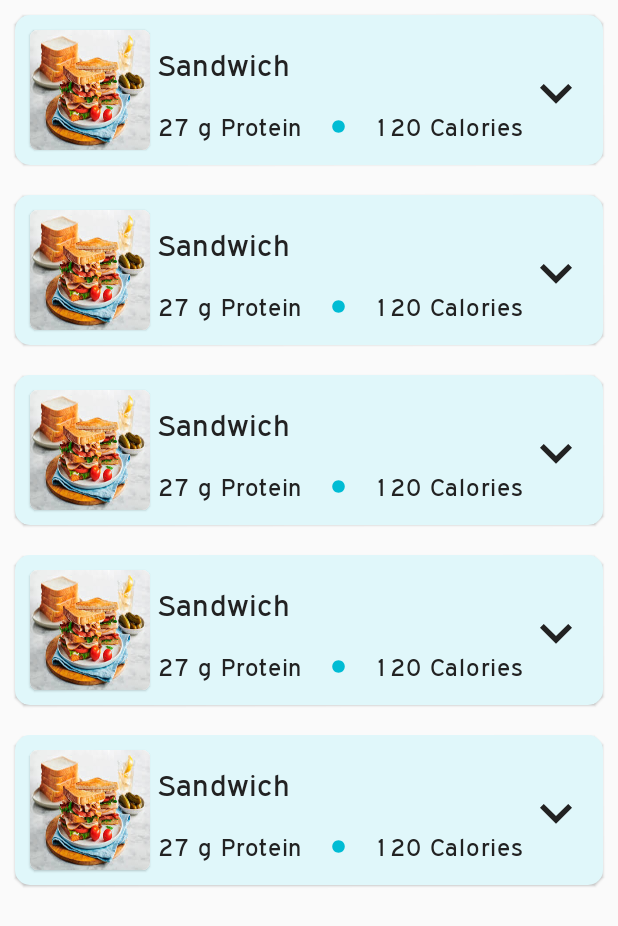
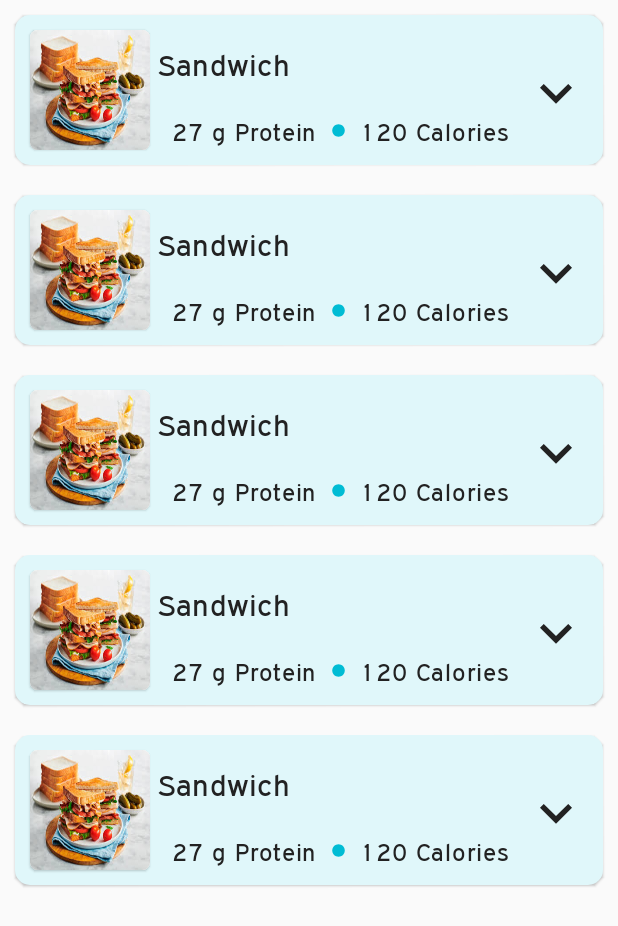
Before and after one commit to daly64/Receplio, an Android app built with Jetpack Compose: the screen it shows after launch (MainActivity), on a phone screen of 412 x 824 dp. Shown: the top 926 px of the screen. Run offline under Robolectric (Android 15) with nearby library versions, the phone set to English and light mode, and no system bars.

Commit message:
new commit : optimisation

```diff
--- a/app/src/main/java/com/example/receplio/components/RecipeCard.kt
+++ b/app/src/main/java/com/example/receplio/components/RecipeCard.kt
@@ -1,75 +1,42 @@
 package com.example.receplio.components
 
-import androidx.compose.foundation.Image
 import androidx.compose.foundation.layout.*
 import androidx.compose.material.Card
-import androidx.compose.material.Icon
-import androidx.compose.material.IconButton
-import androidx.compose.material.Text
 import androidx.compose.runtime.Composable
 import androidx.compose.ui.Modifier
-import androidx.compose.ui.layout.ContentScale
-import androidx.compose.ui.res.painterResource
 import androidx.compose.ui.tooling.preview.Preview
 import androidx.compose.ui.unit.dp
 import com.example.receplio.R
+import com.example.receplio.elements.ArrowButton
+import com.example.receplio.elements.RecipeLabel
 import com.example.receplio.elements.SquareImage
-import com.example.receplio.ui.theme.*
+import com.example.receplio.models.Recipe
+import com.example.receplio.ui.theme.Shapes
+import com.example.receplio.ui.theme.lightMainColor
 
+
+val recipe = Recipe("Sandwich", "27 g Protein", "120 Calories", R.drawable.sandwich)
+val CardModifier = Modifier
+    .fillMaxWidth()
+    .padding(10.dp)
+    .height(100.dp)
+val RowModifier = Modifier.padding(10.dp)
+val RecipeLabelModifier = Modifier
+    .padding(5.dp, 10.dp, 0.dp, 0.dp)
+    .fillMaxWidth(.85f)
+val IconButtonModifier = Modifier
+    .size(64.dp)
+    .padding(0.dp, 20.dp, 0.dp, 0.dp)
 
 @Composable
 fun RecipeCard() {
+    Card(CardModifier, Shapes.large, lightMainColor)
+    {
+        Row(RowModifier) {
+            SquareImage(recipe.photos, 80.dp)
+            RecipeLabel(recipe, RecipeLabelModifier)
+            ArrowButton()
 
-    Card(
-        modifier = Modifier
-            .fillMaxWidth()
-            .padding(10.dp)
-            .height(100.dp),
-        shape = Shapes.large,
-        backgroundColor = lightMainColor
-    )
-    {
-        Row(modifier = Modifier.padding(10.dp)) {
-            SquareImage(R.drawable.sandwich,80.dp)
-            Column(
-                modifier = Modifier
-                    .padding(5.dp, 10.dp, 0.dp, 0.dp)
-                    .fillMaxWidth(.85f),
-            )
-            {
-                Text(text = "Sandwich", style = Typography.h6)
-                Row(
-                    modifier = Modifier
-                        .padding(0.dp, 20.dp, 0.dp, 0.dp)
-                        .fillMaxSize(),
-                    horizontalArrangement = Arrangement.SpaceBetween
-                ) {
-                    Text(text = "27 g Protein", style = Typography.body1)
-                    Image(
-                        painter =
-                        painterResource(id = R.drawable.dote),
-                        contentDescription = "dote",
-                        contentScale = ContentScale.FillBounds,
-                        modifier = Modifier.padding(0.dp, 5.dp, 0.dp, 0.dp)
-                    )
-                    Text(text = "120 Calories", style = Typography.body1)
-                }
-
-            }
-
-            IconButton(
-                modifier = Modifier
-                    .size(64.dp)
-                    .padding(0.dp, 20.dp, 0.dp, 0.dp),
-                onClick = { }
-            ) {
-                Icon(
-                    painter = painterResource(id = R.drawable.arrow_down),
-                    contentDescription = "arrow down",
-                    Modifier.fillMaxSize(),
-                    tint = blackColor
-                )
-            }
         }
     }
 
--- /dev/null
+++ b/app/src/main/java/com/example/receplio/elements/ArrowButton.kt
@@ -0,0 +1,35 @@
+package com.example.receplio.elements
+
+import androidx.compose.foundation.layout.fillMaxSize
+import androidx.compose.material.Icon
+import androidx.compose.material.IconButton
+import androidx.compose.runtime.Composable
+import androidx.compose.ui.Modifier
+import androidx.compose.ui.graphics.vector.ImageVector
+import androidx.compose.ui.res.vectorResource
+import androidx.compose.ui.tooling.preview.Preview
+import com.example.receplio.R
+import com.example.receplio.components.IconButtonModifier
+import com.example.receplio.ui.theme.blackColor
+
+@Composable
+fun ArrowButton(
+    onClick: () -> Unit = {},
+    tint: androidx.compose.ui.graphics.Color = blackColor
+) {
+    IconButton(modifier = IconButtonModifier, onClick = onClick) {
+        Icon(
+            imageVector = ImageVector
+                .vectorResource(id = R.drawable.arrow_down),
+            contentDescription = null,
+            tint = tint,
+            modifier = Modifier.fillMaxSize()
+        )
+    }
+}
+
+@Preview
+@Composable
+fun ArrowButtonPreview() {
+    ArrowButton()
+}
--- /dev/null
+++ b/app/src/main/java/com/example/receplio/elements/Dote.kt
@@ -0,0 +1,24 @@
+package com.example.receplio.elements
+
+import androidx.compose.material.Icon
+import androidx.compose.runtime.Composable
+import androidx.compose.ui.graphics.vector.ImageVector
+import androidx.compose.ui.res.vectorResource
+import androidx.compose.ui.tooling.preview.Preview
+import com.example.receplio.R
+import com.example.receplio.ui.theme.mainColor
+
+@Composable
+fun Dote(tint: androidx.compose.ui.graphics.Color) {
+    Icon(
+        imageVector = ImageVector
+            .vectorResource(id = R.drawable.dote),
+        contentDescription = null, tint = tint
+    )
+}
+
+@Preview
+@Composable
+fun DotePreview() {
+    Dote(mainColor)
+}
--- /dev/null
+++ b/app/src/main/java/com/example/receplio/elements/RecipeLabel.kt
@@ -0,0 +1,43 @@
+package com.example.receplio.elements
+
+import androidx.compose.foundation.layout.*
+import androidx.compose.material.Text
+import androidx.compose.runtime.Composable
+import androidx.compose.ui.Alignment
+import androidx.compose.ui.Modifier
+import androidx.compose.ui.tooling.preview.Preview
+import androidx.compose.ui.unit.dp
+import com.example.receplio.components.recipe
+import com.example.receplio.models.Recipe
+import com.example.receplio.ui.theme.Typography
+import com.example.receplio.ui.theme.mainColor
+
+@Composable
+fun RecipeLabel(recipe: Recipe, modifier: Modifier) {
+    Column(modifier = modifier)
+    {
+        Text(text = recipe.name, style = Typography.h6)
+        Row(
+            modifier = Modifier
+                .padding(0.dp, 20.dp, 0.dp, 0.dp)
+                .fillMaxSize(),
+            horizontalArrangement = Arrangement.SpaceEvenly,
+            verticalAlignment = Alignment.CenterVertically
+        ) {
+            Text(text = recipe.protein, style = Typography.body1)
+            Dote(mainColor)
+            Text(text = recipe.calories, style = Typography.body1)
+        }
+
+    }
+}
+
+@Preview(backgroundColor = 0xFFFFFFFF, showBackground = true)
+@Composable
+fun RecipeLabelPreview() {
+    val modifier = Modifier
+        .padding(5.dp, 10.dp, 0.dp, 0.dp)
+        .fillMaxWidth()
+        .height(100.dp)
+    RecipeLabel(recipe, modifier)
+}
--- /dev/null
+++ b/app/src/main/java/com/example/receplio/models/Recipe.kt
@@ -0,0 +1,3 @@
+package com.example.receplio.models
+
+class Recipe(var name: String, var protein: String, var calories: String, var photos: Int)
--- a/app/src/main/res/drawable/arrow_down.xml
+++ b/app/src/main/res/drawable/arrow_down.xml
@@ -1,4 +1,4 @@
-<vector android:height="24dp" android:tint="#222222"
+<vector android:height="24dp" android:tint="#000000"
     android:viewportHeight="24" android:viewportWidth="24"
     android:width="24dp" xmlns:android="http://schemas.android.com/apk/res/android">
     <path android:fillColor="@android:color/white" android:pathData="M7.41,8.59L12,13.17l4.59,-4.58L18,10l-6,6 -6,-6 1.41,-1.41z"/>
--- a/app/src/main/res/drawable/dote.xml
+++ b/app/src/main/res/drawable/dote.xml
@@ -1,4 +1,4 @@
-<vector android:height="10dp" android:tint="#00BCD4"
+<vector android:height="10dp" android:tint="#000000"
     android:viewportHeight="24" android:viewportWidth="24"
     android:width="10dp" xmlns:android="http://schemas.android.com/apk/res/android">
     <path android:fillColor="@android:color/white" android:pathData="M12,2C6.47,2 2,6.47 2,12s4.47,10 10,10 10,-4.47 10,-10S17.53,2 12,2z"/>
```
Also changed, not shown: app/src/main/java/com/example/receplio/elements/Label.kt (deleted, +0 -49 lines).
